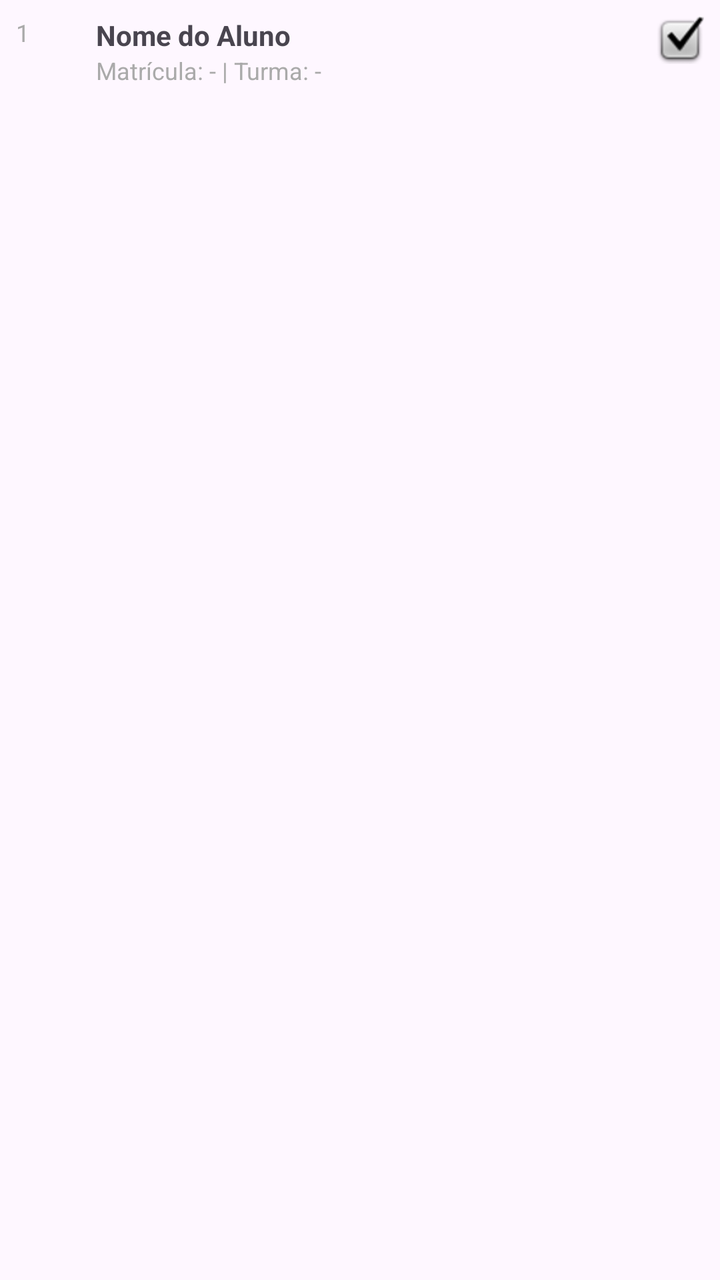
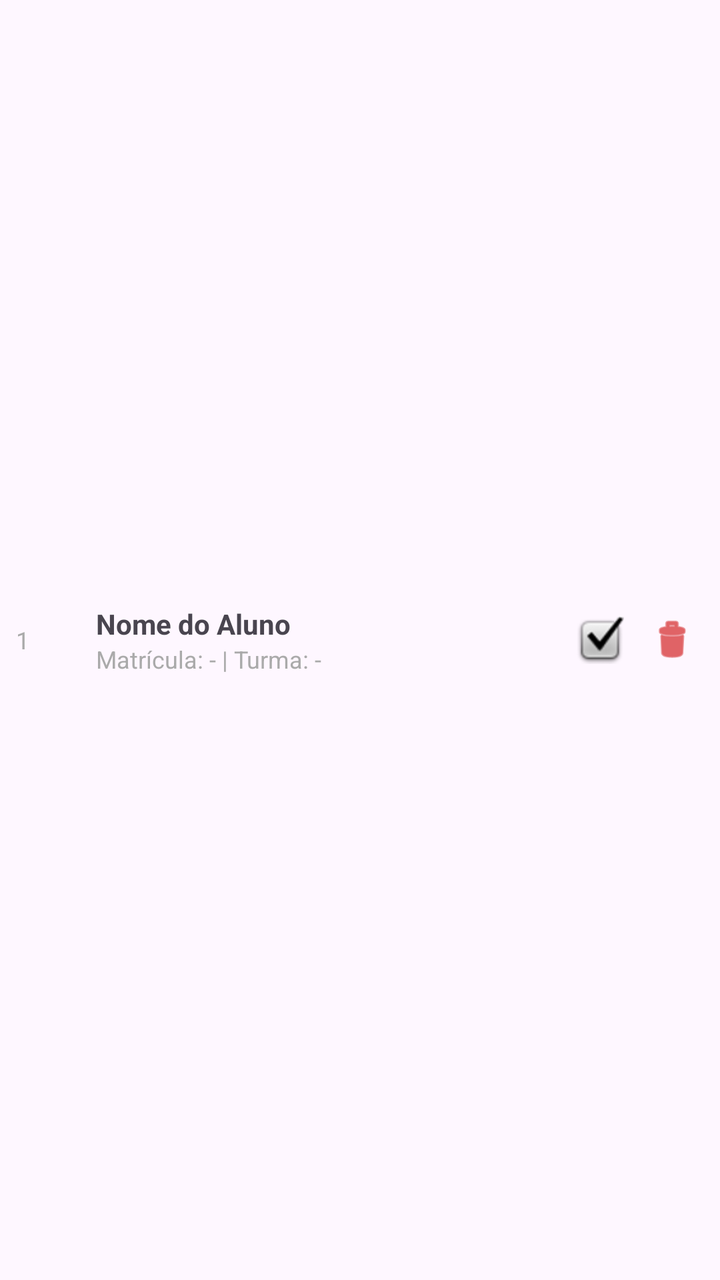

Screens rendered from an Android XML layout before and after an edit, with the pre-edit source and the edit as a unified diff.
<!-- AndroidManifest.xml: application theme Theme.FrequenciaEscolar -->
<!-- res/layout/item_preview_aluno.xml -->
<?xml version="1.0" encoding="utf-8"?>
<LinearLayout xmlns:android="http://schemas.android.com/apk/res/android"
    android:layout_width="match_parent"
    android:layout_height="wrap_content"
    android:orientation="horizontal"
    android:padding="8dp"
    android:background="?android:attr/selectableItemBackground">

    <TextView
        android:id="@+id/tvNumero"
        android:layout_width="40dp"
        android:layout_height="wrap_content"
        android:text="1"
        android:textSize="12sp"
        android:textColor="@android:color/darker_gray" />

    <LinearLayout
        android:layout_width="0dp"
        android:layout_height="wrap_content"
        android:layout_weight="1"
        android:orientation="vertical">

        <TextView
            android:id="@+id/tvNome"
            android:layout_width="match_parent"
            android:layout_height="wrap_content"
            android:text="Nome do Aluno"
            android:textSize="14sp"
            android:textStyle="bold" />

        <TextView
            android:id="@+id/tvInfo"
            android:layout_width="match_parent"
            android:layout_height="wrap_content"
            android:text="Matrícula: - | Turma: -"
            android:textSize="12sp"
            android:textColor="@android:color/darker_gray" />

    </LinearLayout>

    <ImageView
        android:id="@+id/ivStatus"
        android:layout_width="24dp"
        android:layout_height="24dp"
        android:src="@android:drawable/checkbox_on_background" />

</LinearLayout>
<!-- resources referenced by this layout -->
<resources>
  <style name="Theme.FrequenciaEscolar" parent="Base.Theme.FrequenciaEscolar" />
  <style name="Base.Theme.FrequenciaEscolar" parent="Theme.Material3.DayNight.NoActionBar">
          
          <item name="popupMenuStyle">@style/MenuPopupStyle</item>
          <item name="actionOverflowMenuStyle">@style/MenuPopupStyle</item>
      </style>
  <style name="MenuPopupStyle">
          <item name="android:popupBackground">#2D2D2D</item>
          <item name="android:textColor">#FFFFFF</item>
      </style>
</resources>

<!-- the commit's change to res/layout/item_preview_aluno.xml (unified diff, before → after) -->
@@ -1,9 +1,11 @@
 <?xml version="1.0" encoding="utf-8"?>
 <LinearLayout xmlns:android="http://schemas.android.com/apk/res/android"
+    xmlns:app="http://schemas.android.com/apk/res-auto"
     android:layout_width="match_parent"
     android:layout_height="wrap_content"
     android:orientation="horizontal"
     android:padding="8dp"
+    android:gravity="center_vertical"
     android:background="?android:attr/selectableItemBackground">
 
     <TextView
@@ -44,4 +46,15 @@
         android:layout_height="24dp"
         android:src="@android:drawable/checkbox_on_background" />
 
+    <ImageView
+        android:id="@+id/btnRemover"
+        android:layout_width="32dp"
+        android:layout_height="32dp"
+        android:layout_marginStart="8dp"
+        android:padding="4dp"
+        android:background="?android:attr/selectableItemBackgroundBorderless"
+        android:contentDescription="Remover aluno da importação"
+        android:src="@android:drawable/ic_menu_delete"
+        app:tint="@android:color/holo_red_dark" />
+
 </LinearLayout>
